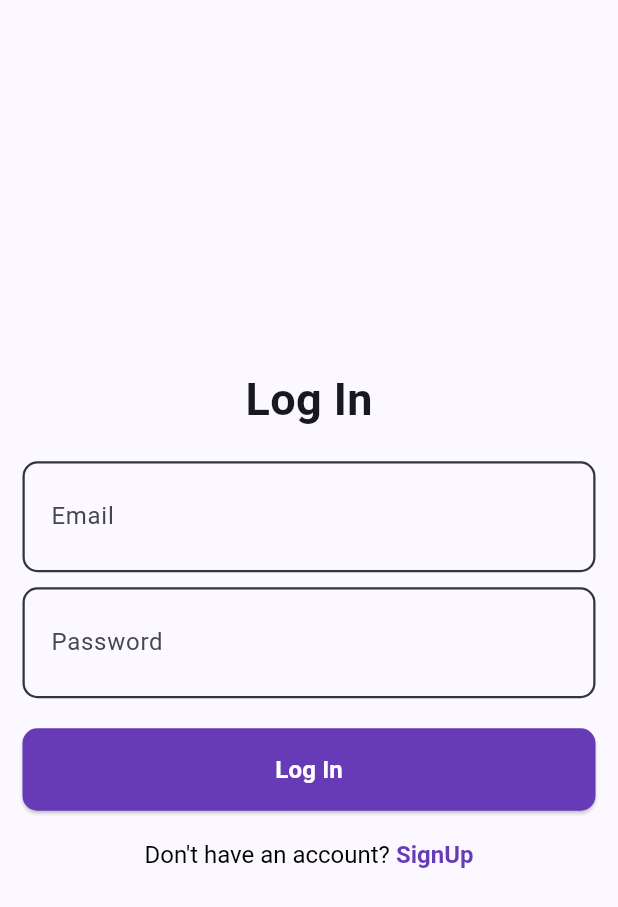
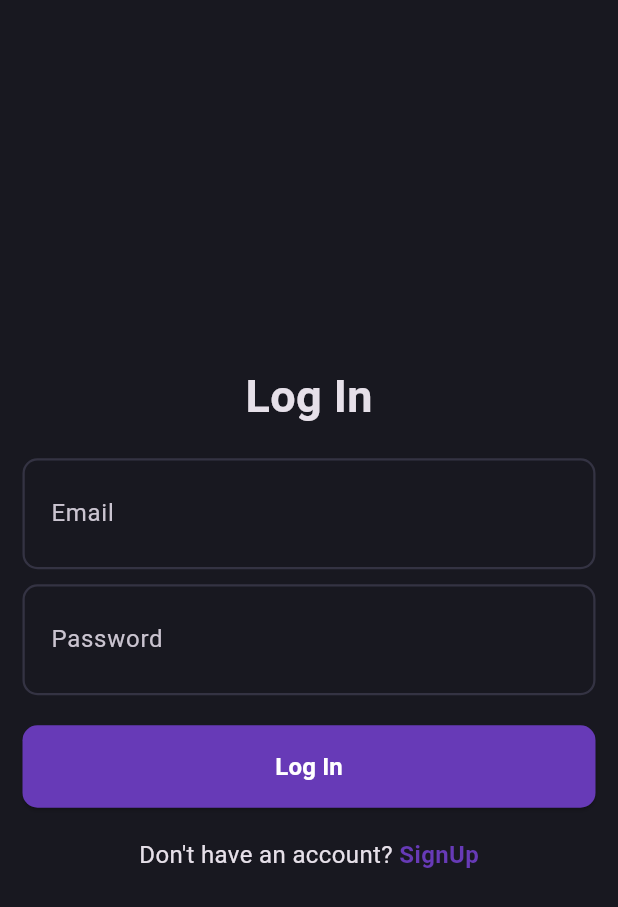
Before and after one commit to SherazArshad001/EstateVerify, a Flutter app: the screen it shows after launch, on a phone screen of 412 x 824 dp. Shown: the top 907 px of the screen. Run offline on Flutter 3.47's test engine with Material 3 defaults, Android fonts, the phone set to English and light mode, and no system bars; our stand-ins replace flutter_bloc, go_router.

Commit message:
AuthBloc Finished

```diff
--- /dev/null
+++ b/lib/core/error/failure.dart
@@ -0,0 +1,5 @@
+class Failure {
+  final String massage;
+
+  Failure([this.massage = " An unexpected error occurs"]);
+}
--- /dev/null
+++ b/lib/core/theme/theme.dart
@@ -0,0 +1,8 @@
+import 'package:flutter/material.dart';
+import 'package:real_estate_app/core/theme/app_pallet.dart';
+
+class AppTheme {
+  static final darkThemeMode = ThemeData.dark().copyWith(
+    scaffoldBackgroundColor: AppPallete.backgroundColor,
+  );
+}
--- a/lib/feature/auth/presentation/bloc/auth_event.dart
+++ b/lib/feature/auth/presentation/bloc/auth_event.dart
@@ -24,3 +24,6 @@ class SignupEvent extends AuthEvent {
     required this.password,
   });
 }
+class LogoutEvent extends AuthEvent{
+
+}
--- a/lib/feature/auth/presentation/pages/login_page.dart
+++ b/lib/feature/auth/presentation/pages/login_page.dart
@@ -29,7 +29,8 @@ class LoginPageState extends State<LoginPage> {
 
   @override
   Widget build(BuildContext context) {
-    return BlocListener<AuthBloc, AuthState>(
+    return Scaffold(
+      body: BlocConsumer<AuthBloc, AuthState>(
         listenWhen: (previous, current) =>
             current is AuthSuccess || current is AuthFailure,
         listener: (context, state) {
@@ -43,8 +44,15 @@ class LoginPageState extends State<LoginPage> {
             );
           }
         },
-      child: Scaffold(
-        body: Padding(
+        builder: (context, state) {
+          if (state is AuthLoading) {
+            return Center(
+              child: CircularProgressIndicator(),
+            );
+          }
+          return Center(
+            child: SingleChildScrollView(
+              child: Padding(
                 padding: const EdgeInsets.all(15.0),
                 child: Form(
                   key: _formKey,
@@ -103,5 +111,8 @@ class LoginPageState extends State<LoginPage> {
               ),
             ),
           );
+        },
+      ),
+    );
   }
 }
--- a/lib/feature/auth/presentation/widgets/auth_screen_text.dart
+++ b/lib/feature/auth/presentation/widgets/auth_screen_text.dart
@@ -1,5 +1,4 @@
 import 'package:flutter/material.dart';
-import 'package:real_estate_app/core/theme/app_pallet.dart';
 
 class AuthLogInText extends StatelessWidget {
   final String text;
@@ -14,7 +13,6 @@ class AuthLogInText extends StatelessWidget {
     return Text(
       text,
       style: TextStyle(
-        color: AppPallete.backgroundColor,
         fontSize: 30,
         fontWeight: FontWeight.bold,
       ),
--- a/lib/feature/auth/presentation/widgets/optional_auth_text.dart
+++ b/lib/feature/auth/presentation/widgets/optional_auth_text.dart
@@ -18,10 +18,9 @@ class AuthRichText extends StatelessWidget {
   Widget build(BuildContext context) {
     return RichText(
       text: TextSpan(
-        style: TextStyle(
-          color: Colors.black,
-          fontSize: 16,
-        ),
+        style: DefaultTextStyle.of(context).style.copyWith(
+              fontSize: 16,
+            ),
         children: [
           TextSpan(text: text),
           TextSpan(
--- a/lib/main.dart
+++ b/lib/main.dart
@@ -2,7 +2,9 @@ import 'package:flutter/material.dart';
 import 'package:flutter_bloc/flutter_bloc.dart';
 import 'package:real_estate_app/config/routes/go_router.dart';
 import 'package:real_estate_app/core/theme/app_pallet.dart';
+import 'package:real_estate_app/core/theme/theme.dart';
 import 'package:real_estate_app/feature/auth/presentation/bloc/auth_bloc.dart';
+import 'package:real_estate_app/feature/homepage/presentation/bloc/homepage_bloc.dart';
 
 void main() {
   runApp(const MyApp());
@@ -16,16 +18,13 @@ class MyApp extends StatelessWidget {
     return MultiBlocProvider(
       providers: [
         BlocProvider(create: (context) => AuthBloc()),
+        BlocProvider(create: (context) => HomepageBloc()),
       ],
       child: MaterialApp.router(
         routerConfig: AppRouter.router,
         debugShowCheckedModeBanner: false,
         title: 'Flutter Demo',
-        theme: ThemeData(
-          colorScheme:
-              ColorScheme.fromSeed(seedColor: AppPallete.backgroundColor),
-          useMaterial3: true,
-        ),
+        theme: AppTheme.darkThemeMode,
       ),
     );
   }
```
Also changed, not shown: lib/feature/auth/presentation/bloc/auth_bloc.dart (+32 -3 lines), lib/feature/homepage/presentation/bloc/homepage_bloc.dart (+4 -3 lines), lib/feature/auth/domain/repositories/auth_repository.dart (added), lib/feature/auth/presentation/bloc/auth_state.dart (line endings or trailing spaces). Lines whose indentation alone changed are shown as unchanged.
